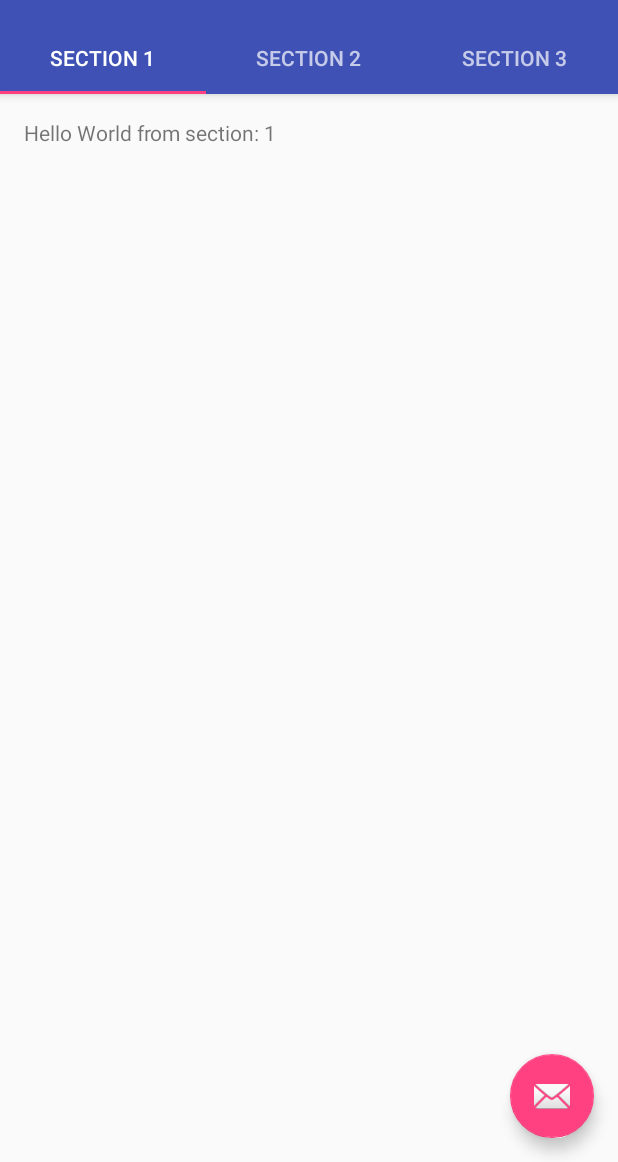
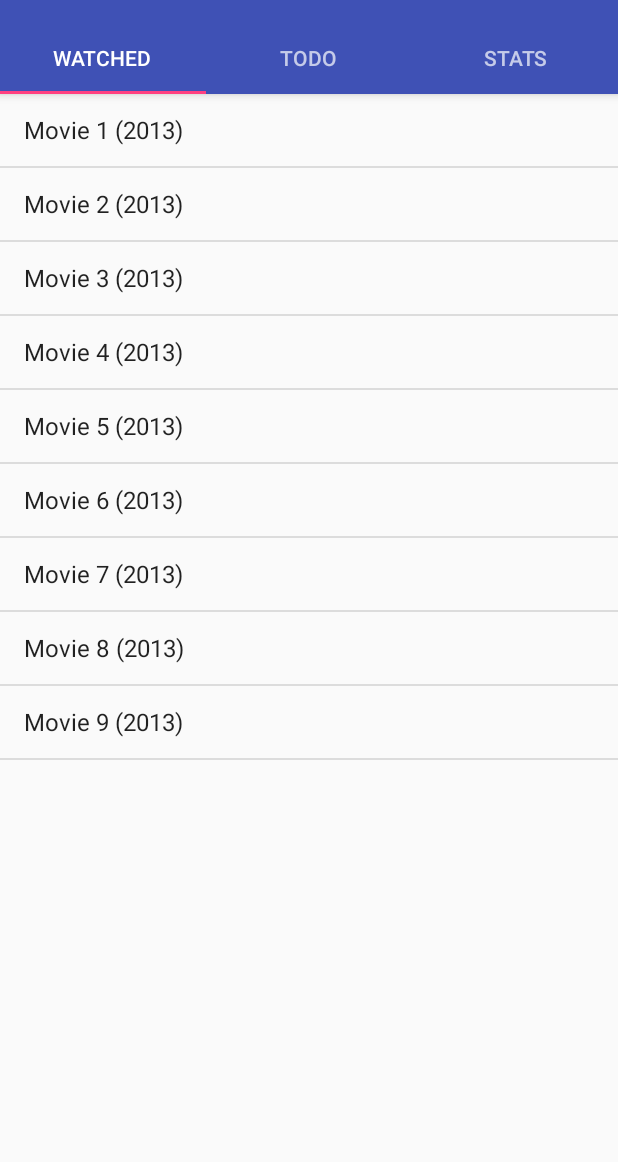
Before and after one commit to mdenhoedt/mdenhoedt.github.io, an Android app: the screen it shows after launch (MainActivity), on a phone screen of 412 x 824 dp, the part 74-1236 px from its top. Run offline under Robolectric (Android 15) with nearby library versions, the phone set to English and light mode, and no system bars.

Commit message:
list fragment is working

```diff
--- a/android-app/app/src/main/AndroidManifest.xml
+++ b/android-app/app/src/main/AndroidManifest.xml
@@ -1,6 +1,8 @@
 <?xml version="1.0" encoding="utf-8"?>
 <manifest xmlns:android="http://schemas.android.com/apk/res/android"
     package="movies.mdenhoedt">
+
+    <uses-permission android:name="android.permission.INTERNET" />
 
     <application
         android:allowBackup="true"
--- a/android-app/app/src/main/java/movies/mdenhoedt/MainActivity.java
+++ b/android-app/app/src/main/java/movies/mdenhoedt/MainActivity.java
@@ -1,23 +1,18 @@
 package movies.mdenhoedt;
 
+import android.os.Bundle;
 import android.support.design.widget.TabLayout;
-import android.support.design.widget.FloatingActionButton;
-import android.support.design.widget.Snackbar;
-import android.support.v7.app.AppCompatActivity;
-import android.support.v7.widget.Toolbar;
-
 import android.support.v4.app.Fragment;
 import android.support.v4.app.FragmentManager;
 import android.support.v4.app.FragmentPagerAdapter;
 import android.support.v4.view.ViewPager;
-import android.os.Bundle;
-import android.view.LayoutInflater;
+import android.support.v7.app.AppCompatActivity;
+import android.support.v7.widget.Toolbar;
 import android.view.Menu;
 import android.view.MenuItem;
-import android.view.View;
-import android.view.ViewGroup;
 
-import android.widget.TextView;
+import java.util.ArrayList;
+import java.util.List;
 
 public class MainActivity extends AppCompatActivity {
 
@@ -53,74 +48,22 @@ public class MainActivity extends AppCompatActivity {
 
         TabLayout tabLayout = (TabLayout) findViewById(R.id.tabs);
         tabLayout.setupWithViewPager(mViewPager);
-
-        FloatingActionButton fab = (FloatingActionButton) findViewById(R.id.fab);
-        fab.setOnClickListener(new View.OnClickListener() {
-            @Override
-            public void onClick(View view) {
-                Snackbar.make(view, "Replace with your own action", Snackbar.LENGTH_LONG)
-                        .setAction("Action", null).show();
-            }
-        });
-
     }
 
 
     @Override
     public boolean onCreateOptionsMenu(Menu menu) {
-        // Inflate the menu; this adds items to the action bar if it is present.
         getMenuInflater().inflate(R.menu.menu_main, menu);
         return true;
     }
 
     @Override
     public boolean onOptionsItemSelected(MenuItem item) {
-        // Handle action bar item clicks here. The action bar will
-        // automatically handle clicks on the Home/Up button, so long
-        // as you specify a parent activity in AndroidManifest.xml.
         int id = item.getItemId();
-
-        //noinspection SimplifiableIfStatement
         if (id == R.id.action_settings) {
             return true;
         }
-
         return super.onOptionsItemSelected(item);
-    }
-
-    /**
-     * A placeholder fragment containing a simple view.
-     */
-    public static class PlaceholderFragment extends Fragment {
-        /**
-         * The fragment argument representing the section number for this
-         * fragment.
-         */
-        private static final String ARG_SECTION_NUMBER = "section_number";
-
-        public PlaceholderFragment() {
-        }
-
-        /**
-         * Returns a new instance of this fragment for the given section
-         * number.
-         */
-        public static PlaceholderFragment newInstance(int sectionNumber) {
-            PlaceholderFragment fragment = new PlaceholderFragment();
-            Bundle args = new Bundle();
-            args.putInt(ARG_SECTION_NUMBER, sectionNumber);
-            fragment.setArguments(args);
-            return fragment;
-        }
-
-        @Override
-        public View onCreateView(LayoutInflater inflater, ViewGroup container,
-                                 Bundle savedInstanceState) {
-            View rootView = inflater.inflate(R.layout.fragment_main, container, false);
-            TextView textView = (TextView) rootView.findViewById(R.id.section_label);
-            textView.setText(getString(R.string.section_format, getArguments().getInt(ARG_SECTION_NUMBER)));
-            return rootView;
-        }
     }
 
     /**
@@ -129,34 +72,29 @@ public class MainActivity extends AppCompatActivity {
      */
     public class SectionsPagerAdapter extends FragmentPagerAdapter {
 
+        List<TitledFragment> fragments;
+
         public SectionsPagerAdapter(FragmentManager fm) {
             super(fm);
+            fragments = new ArrayList<>();
+            fragments.add(new WatchedMovieFragment());
+            fragments.add(new ToDoMovieFragment());
+            fragments.add(new StatisticsFragment());
         }
 
         @Override
         public Fragment getItem(int position) {
-            // getItem is called to instantiate the fragment for the given page.
-            // Return a PlaceholderFragment (defined as a static inner class below).
-            return PlaceholderFragment.newInstance(position + 1);
+            return fragments.get(position);
         }
 
         @Override
         public int getCount() {
-            // Show 3 total pages.
-            return 3;
+            return fragments.size();
         }
 
         @Override
         public CharSequence getPageTitle(int position) {
-            switch (position) {
-                case 0:
-                    return "SECTION 1";
-                case 1:
-                    return "SECTION 2";
-                case 2:
-                    return "SECTION 3";
-            }
-            return null;
+            return fragments.get(position).getTitle();
         }
     }
 }
--- /dev/null
+++ b/android-app/app/src/main/java/movies/mdenhoedt/StatisticsFragment.java
@@ -0,0 +1,21 @@
+package movies.mdenhoedt;
+
+import android.os.Bundle;
+import android.view.LayoutInflater;
+import android.view.View;
+import android.view.ViewGroup;
+import android.widget.TextView;
+
+public class StatisticsFragment extends TitledFragment {
+
+    @Override
+    public View onCreateView(LayoutInflater inflater, ViewGroup container, Bundle savedInstanceState) {
+        View rootView = inflater.inflate(R.layout.fragment_statistics, container, false);
+        return rootView;
+    }
+
+    @Override
+    public CharSequence getTitle() {
+        return "Stats";
+    }
+}
--- /dev/null
+++ b/android-app/app/src/main/java/movies/mdenhoedt/TitledFragment.java
@@ -0,0 +1,7 @@
+package movies.mdenhoedt;
+
+import android.support.v4.app.Fragment;
+
+public abstract class TitledFragment extends Fragment {
+    public abstract CharSequence getTitle();
+}
--- /dev/null
+++ b/android-app/app/src/main/java/movies/mdenhoedt/ToDoMovieFragment.java
@@ -0,0 +1,19 @@
+package movies.mdenhoedt;
+
+import android.os.Bundle;
+import android.view.LayoutInflater;
+import android.view.View;
+import android.view.ViewGroup;
+
+public class ToDoMovieFragment extends TitledFragment {
+    @Override
+    public View onCreateView(LayoutInflater inflater, ViewGroup container, Bundle savedInstanceState) {
+        View rootView = inflater.inflate(R.layout.fragment_to_do_movie, container, false);
+        return rootView;
+    }
+
+    @Override
+    public CharSequence getTitle() {
+        return "TODO";
+    }
+}
--- /dev/null
+++ b/android-app/app/src/main/java/movies/mdenhoedt/WatchedMovieFragment.java
@@ -0,0 +1,63 @@
+package movies.mdenhoedt;
+
+import android.content.Context;
+import android.os.Bundle;
+import android.support.annotation.Nullable;
+import android.view.LayoutInflater;
+import android.view.View;
+import android.view.ViewGroup;
+import android.widget.ArrayAdapter;
+import android.widget.ListAdapter;
+import android.widget.ListView;
+
+import java.util.Arrays;
+import java.util.HashMap;
+import java.util.List;
+
+public class WatchedMovieFragment extends TitledFragment {
+    View rootView;
+
+    @Override
+    public View onCreateView(LayoutInflater inflater, ViewGroup container, Bundle savedInstanceState) {
+        rootView = inflater.inflate(R.layout.fragment_watched_movie, container, false);
+        ListView listView = (ListView) rootView.findViewById(R.id.listview);
+
+        List<String> list = Arrays.asList(
+                new String[]{"Movie 1 (2013)", "Movie 2 (2013)", "Movie 3 (2013)", "Movie 4 (2013)",
+                        "Movie 5 (2013)", "Movie 6 (2013)", "Movie 7 (2013)", "Movie 8 (2013)",
+                        "Movie 9 (2013)"}
+        );
+
+        final ListViewAdapter adapter = new ListViewAdapter(rootView.getContext(), android.R.layout.simple_list_item_1, list);
+        listView.setAdapter(adapter);
+        return rootView;
+    }
+
+    @Override
+    public CharSequence getTitle() {
+        return "Watched";
+    }
+
+
+    private class ListViewAdapter extends ArrayAdapter<String> {
+        HashMap<String, Integer> map = new HashMap<>();
+
+        public ListViewAdapter(Context context, int resource, List<String> objects) {
+            super(context, resource, objects);
+            for (int i = 0; i < objects.size(); i++) {
+                map.put(objects.get(i), i);
+            }
+        }
+
+        @Override
+        public long getItemId(int position) {
+            String item = getItem(position);
+            return map.get(item);
+        }
+
+        @Override
+        public boolean hasStableIds() {
+            return true;
+        }
+    }
+}
--- a/android-app/app/src/main/res/layout/activity_main.xml
+++ b/android-app/app/src/main/res/layout/activity_main.xml
@@ -37,13 +37,4 @@
         android:layout_width="match_parent"
         android:layout_height="match_parent"
         app:layout_behavior="@string/appbar_scrolling_view_behavior" />
-
-    <android.support.design.widget.FloatingActionButton
-        android:id="@+id/fab"
-        android:layout_width="wrap_content"
-        android:layout_height="wrap_content"
-        android:layout_gravity="end|bottom"
-        android:layout_margin="@dimen/fab_margin"
-        app:srcCompat="@android:drawable/ic_dialog_email" />
-
 </android.support.design.widget.CoordinatorLayout>
--- a/android-app/app/src/main/res/layout/fragment_main.xml
+++ /dev/null
@@ -1,16 +0,0 @@
-<RelativeLayout xmlns:android="http://schemas.android.com/apk/res/android"
-    xmlns:tools="http://schemas.android.com/tools"
-    android:layout_width="match_parent"
-    android:layout_height="match_parent"
-    android:paddingBottom="@dimen/activity_vertical_margin"
-    android:paddingLeft="@dimen/activity_horizontal_margin"
-    android:paddingRight="@dimen/activity_horizontal_margin"
-    android:paddingTop="@dimen/activity_vertical_margin"
-    tools:context="movies.mdenhoedt.MainActivity$PlaceholderFragment">
-
-    <TextView
-        android:id="@+id/section_label"
-        android:layout_width="wrap_content"
-        android:layout_height="wrap_content" />
-
-</RelativeLayout>
--- /dev/null
+++ b/android-app/app/src/main/res/layout/fragment_watched_movie.xml
@@ -0,0 +1,12 @@
+<FrameLayout xmlns:android="http://schemas.android.com/apk/res/android"
+    xmlns:tools="http://schemas.android.com/tools"
+    android:layout_width="match_parent"
+    android:layout_height="match_parent"
+    tools:context="movies.mdenhoedt.WatchedMovieFragment">
+
+    <ListView
+        android:id="@+id/listview"
+        android:layout_width="match_parent"
+        android:layout_height="match_parent" />
+
+</FrameLayout>
--- a/android-app/app/src/main/res/values/strings.xml
+++ b/android-app/app/src/main/res/values/strings.xml
@@ -2,4 +2,8 @@
     <string name="app_name">My Movies</string>
     <string name="action_settings">Settings</string>
     <string name="section_format">Hello World from section: %1$d</string>
+
+    <string name="todo_fragment">TODO</string>
+    <string name="watched_fragment">watched</string>
+    <string name="stats_fragment">stats</string>
 </resources>
```
Also changed, not shown: android-app/app/src/main/java/movies/mdenhoedt/JSONConnection.java (added, +34 -0 lines), android-app/app/src/main/res/layout/fragment_statistics.xml (added, +12 -0 lines), android-app/app/src/main/res/layout/fragment_to_do_movie.xml (added, +12 -0 lines).
